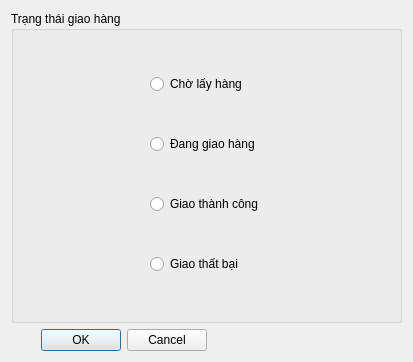
This is ui/shipment_status.ui in thinh-doan/sales-and-warehouse-management-system as Qt 5 draws it before an edit. The edited form follows.
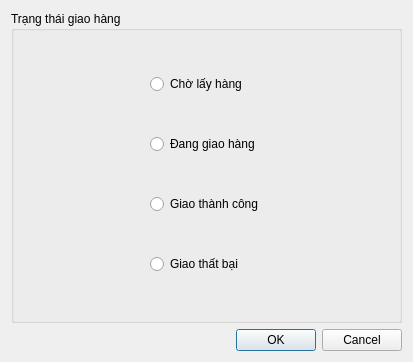
This is the edited form.

What changed in the file:
```diff
--- a/ui/shipment_status.ui
+++ b/ui/shipment_status.ui
@@ -83,16 +83,6 @@
    </item>
    <item>
     <layout class="QHBoxLayout" name="horizontalLayout_2">
-     <item>
-      <widget class="QDialogButtonBox" name="buttonBox">
-       <property name="orientation">
-        <enum>Qt::Horizontal</enum>
-       </property>
-       <property name="standardButtons">
-        <set>QDialogButtonBox::Cancel|QDialogButtonBox::Ok</set>
-       </property>
-      </widget>
-     </item>
      <item>
       <spacer name="horizontalSpacer">
        <property name="orientation">
@@ -106,6 +96,16 @@
        </property>
       </spacer>
      </item>
+     <item>
+      <widget class="QDialogButtonBox" name="buttonBox">
+       <property name="orientation">
+        <enum>Qt::Horizontal</enum>
+       </property>
+       <property name="standardButtons">
+        <set>QDialogButtonBox::Cancel|QDialogButtonBox::Ok</set>
+       </property>
+      </widget>
+     </item>
     </layout>
    </item>
   </layout>
```
